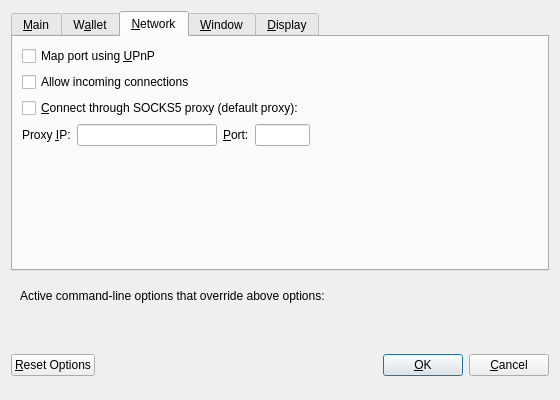
Old version of the form src/qt/forms/optionsdialog.ui in the repository pdrobek/polcoin-core-obsolete.
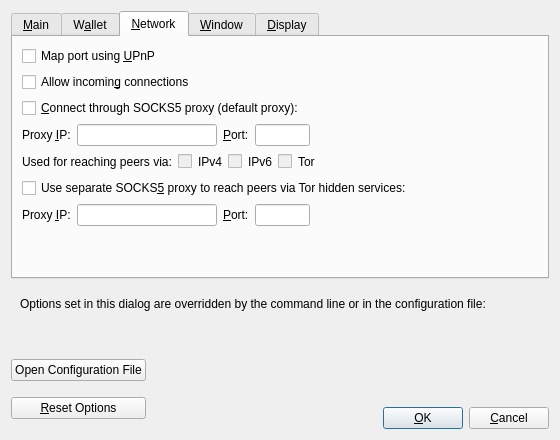
New version of the form. The open tabs and pages were chosen to show the change. Custom widgets are drawn as their Qt base class.

```diff
--- a/src/qt/forms/optionsdialog.ui
+++ b/src/qt/forms/optionsdialog.ui
@@ -7,7 +7,7 @@
     <x>0</x>
     <y>0</y>
     <width>560</width>
-    <height>400</height>
+    <height>440</height>
    </rect>
   </property>
   <property name="windowTitle">
@@ -202,7 +202,7 @@
           <string>Accept connections from outside</string>
          </property>
          <property name="text">
-          <string>Allow incoming connections</string>
+          <string>Allow incomin&amp;g connections</string>
          </property>
         </widget>
        </item>
@@ -297,6 +297,193 @@
          </item>
         </layout>
        </item>
+       <item>
+        <layout class="QHBoxLayout" name="horizontalLayout_2_Network">
+         <item>
+          <widget class="QLabel" name="proxyActiveNets">
+           <property name="text">
+            <string>Used for reaching peers via:</string>
+           </property>
+           <property name="textFormat">
+            <enum>Qt::PlainText</enum>
+           </property>
+          </widget>
+         </item>
+         <item>
+          <widget class="QCheckBox" name="proxyReachIPv4">
+           <property name="enabled">
+            <bool>false</bool>
+           </property>
+           <property name="toolTip">
+            <string>Shows if the supplied default SOCKS5 proxy is used to reach peers via this network type.</string>
+           </property>
+           <property name="text">
+            <string/>
+           </property>
+          </widget>
+         </item>
+         <item>
+          <widget class="QLabel" name="proxyReachIPv4Label">
+           <property name="text">
+            <string>IPv4</string>
+           </property>
+           <property name="textFormat">
+            <enum>Qt::PlainText</enum>
+           </property>
+          </widget>
+         </item>
+         <item>
+          <widget class="QCheckBox" name="proxyReachIPv6">
+           <property name="enabled">
+            <bool>false</bool>
+           </property>
+           <property name="toolTip">
+            <string>Shows if the supplied default SOCKS5 proxy is used to reach peers via this network type.</string>
+           </property>
+           <property name="text">
+            <string/>
+           </property>
+          </widget>
+         </item>
+         <item>
+          <widget class="QLabel" name="proxyReachIPv6Label">
+           <property name="text">
+            <string>IPv6</string>
+           </property>
+           <property name="textFormat">
+            <enum>Qt::PlainText</enum>
+           </property>
+          </widget>
+         </item>
+         <item>
+          <widget class="QCheckBox" name="proxyReachTor">
+           <property name="enabled">
+            <bool>false</bool>
+           </property>
+           <property name="toolTip">
+            <string>Shows if the supplied default SOCKS5 proxy is used to reach peers via this network type.</string>
+           </property>
+           <property name="text">
+            <string/>
+           </property>
+          </widget>
+         </item>
+         <item>
+          <widget class="QLabel" name="proxyReachTorLabel">
+           <property name="text">
+            <string>Tor</string>
+           </property>
+           <property name="textFormat">
+            <enum>Qt::PlainText</enum>
+           </property>
+          </widget>
+         </item>
+         <item>
+          <spacer name="horizontalSpacer_2_Network">
+           <property name="orientation">
+            <enum>Qt::Horizontal</enum>
+           </property>
+           <property name="sizeHint" stdset="0">
+            <size>
+             <width>40</width>
+             <height>20</height>
+            </size>
+           </property>
+          </spacer>
+         </item>
+        </layout>
+       </item>
+       <item>
+        <widget class="QCheckBox" name="connectSocksTor">
+         <property name="toolTip">
+          <string>Connect to the Bitcoin network through a separate SOCKS5 proxy for Tor hidden services.</string>
+         </property>
+         <property name="text">
+          <string>Use separate SOCKS&amp;5 proxy to reach peers via Tor hidden services:</string>
+         </property>
+        </widget>
+       </item>
+       <item>
+        <layout class="QHBoxLayout" name="horizontalLayout_3_Network">
+         <item>
+          <widget class="QLabel" name="proxyIpTorLabel">
+           <property name="text">
+            <string>Proxy &amp;IP:</string>
+           </property>
+           <property name="textFormat">
+            <enum>Qt::PlainText</enum>
+           </property>
+           <property name="buddy">
+            <cstring>proxyIpTor</cstring>
+           </property>
+          </widget>
+         </item>
+         <item>
+          <widget class="QValidatedLineEdit" name="proxyIpTor">
+           <property name="minimumSize">
+            <size>
+             <width>140</width>
+             <height>0</height>
+            </size>
+           </property>
+           <property name="maximumSize">
+            <size>
+             <width>140</width>
+             <height>16777215</height>
+            </size>
+           </property>
+           <property name="toolTip">
+            <string>IP address of the proxy (e.g. IPv4: 127.0.0.1 / IPv6: ::1)</string>
+           </property>
+          </widget>
+         </item>
+         <item>
+          <widget class="QLabel" name="proxyPortTorLabel">
+           <property name="text">
+            <string>&amp;Port:</string>
+           </property>
+           <property name="textFormat">
+            <enum>Qt::PlainText</enum>
+           </property>
+           <property name="buddy">
+            <cstring>proxyPortTor</cstring>
+           </property>
+          </widget>
+         </item>
+         <item>
+          <widget class="QLineEdit" name="proxyPortTor">
+           <property name="minimumSize">
+            <size>
+             <width>55</width>
+             <height>0</height>
+            </size>
+           </property>
+           <property name="maximumSize">
+            <size>
+             <width>55</width>
+             <height>16777215</height>
+            </size>
+           </property>
+           <property name="toolTip">
+            <string>Port of the proxy (e.g. 9050)</string>
+           </property>
+          </widget>
+         </item>
+         <item>
+          <spacer name="horizontalSpacer_4_Network">
+           <property name="orientation">
+            <enum>Qt::Horizontal</enum>
+           </property>
+           <property name="sizeHint" stdset="0">
+            <size>
+             <width>40</width>
+             <height>20</height>
+            </size>
+           </property>
+          </spacer>
+         </item>
+        </layout>
+       </item>
        <item>
         <spacer name="verticalSpacer_Network">
          <property name="orientation">
@@ -454,7 +641,7 @@
         <item>
          <widget class="QLabel" name="overriddenByCommandLineInfoLabel">
           <property name="text">
-           <string>Active command-line options that override above options:</string>
+           <string>Options set in this dialog are overridden by the command line or in the configuration file:</string>
           </property>
           <property name="textFormat">
            <enum>Qt::PlainText</enum>
@@ -495,17 +682,34 @@
    <item>
     <layout class="QHBoxLayout" name="horizontalLayout_Buttons">
      <item>
-      <widget class="QPushButton" name="resetButton">
-       <property name="toolTip">
-        <string>Reset all client options to default.</string>
-       </property>
-       <property name="text">
-        <string>&amp;Reset Options</string>
-       </property>
-       <property name="autoDefault">
-        <bool>false</bool>
-       </property>
-      </widget>
+      <layout class="QVBoxLayout" name="verticalLayout_Buttons">
+       <item>
+        <widget class="QPushButton" name="openBitcoinConfButton">
+         <property name="toolTip">
+          <string>Open the %1 configuration file from the working directory.</string>
+         </property>
+         <property name="text">
+          <string>Open Configuration File</string>
+         </property>
+         <property name="autoDefault">
+          <bool>false</bool>
+         </property>
+        </widget>
+       </item>
+       <item>
+        <widget class="QPushButton" name="resetButton">
+         <property name="toolTip">
+          <string>Reset all client options to default.</string>
+         </property>
+         <property name="text">
+          <string>&amp;Reset Options</string>
+         </property>
+         <property name="autoDefault">
+          <bool>false</bool>
+         </property>
+        </widget>
+       </item>
+      </layout>
      </item>
      <item>
       <spacer name="horizontalSpacer_1">
@@ -559,27 +763,48 @@
       </spacer>
      </item>
      <item>
-      <widget class="QPushButton" name="okButton">
-       <property name="text">
-        <string>&amp;OK</string>
-       </property>
-       <property name="autoDefault">
-        <bool>false</bool>
-       </property>
-       <property name="default">
-        <bool>true</bool>
-       </property>
-      </widget>
-     </item>
-     <item>
-      <widget class="QPushButton" name="cancelButton">
-       <property name="text">
-        <string>&amp;Cancel</string>
-       </property>
-       <property name="autoDefault">
-        <bool>false</bool>
-       </property>
-      </widget>
+      <layout class="QVBoxLayout" name="verticalLayout_4">
+       <item>
+        <spacer name="verticalSpacer">
+         <property name="orientation">
+          <enum>Qt::Vertical</enum>
+         </property>
+         <property name="sizeHint" stdset="0">
+          <size>
+           <width>20</width>
+           <height>40</height>
+          </size>
+         </property>
+        </spacer>
+       </item>
+       <item>
+        <layout class="QHBoxLayout" name="horizontalLayout">
+         <item>
+          <widget class="QPushButton" name="okButton">
+           <property name="text">
+            <string>&amp;OK</string>
+           </property>
+           <property name="autoDefault">
+            <bool>false</bool>
+           </property>
+           <property name="default">
+            <bool>true</bool>
+           </property>
+          </widget>
+         </item>
+         <item>
+          <widget class="QPushButton" name="cancelButton">
+           <property name="text">
+            <string>&amp;Cancel</string>
+           </property>
+           <property name="autoDefault">
+            <bool>false</bool>
+           </property>
+          </widget>
+         </item>
+        </layout>
+       </item>
+      </layout>
      </item>
     </layout>
    </item>
```
Left out of the diff: 101 changed lines with no effect on the pictures.
